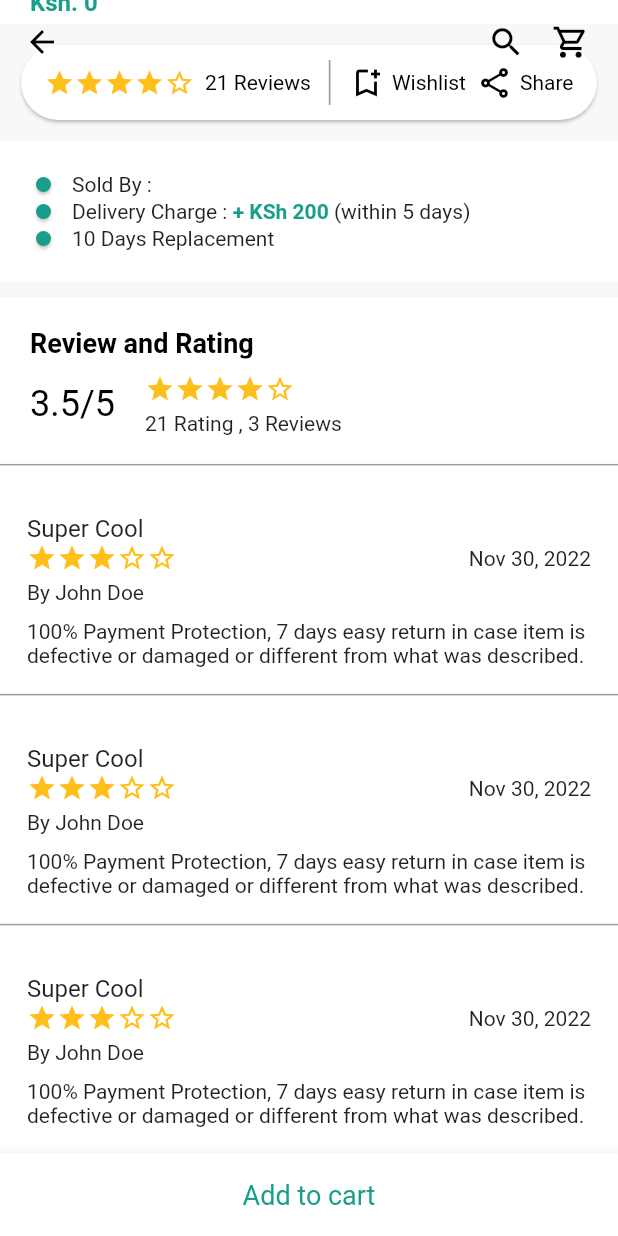
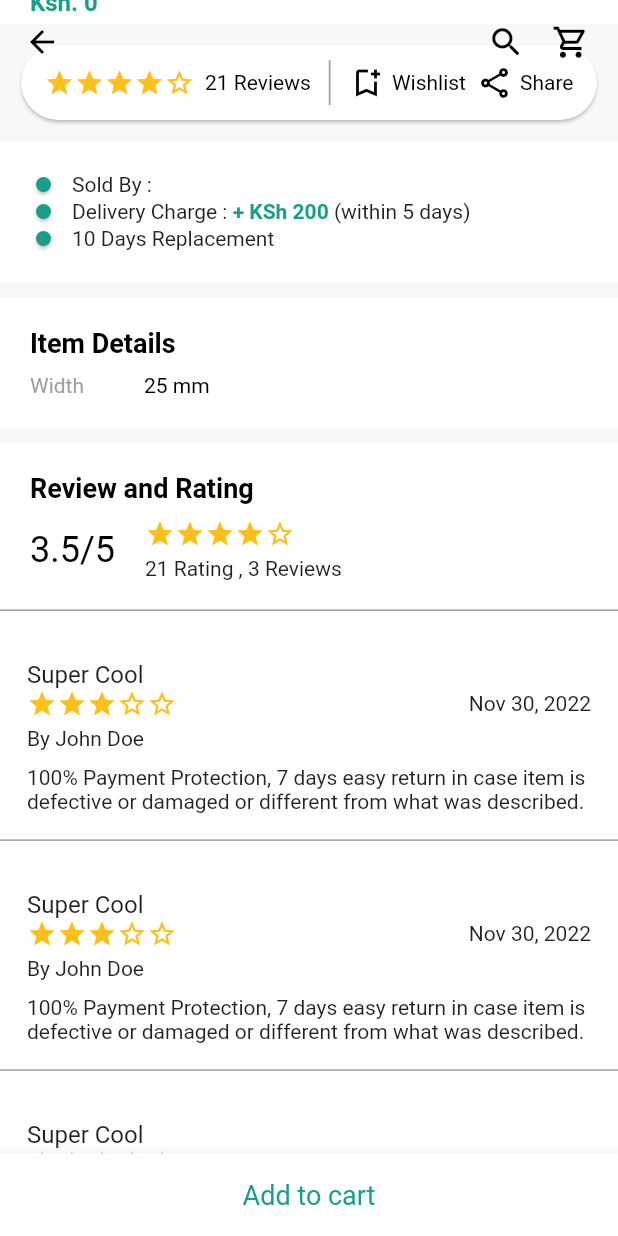
Before and after one commit to iZeroKim/Uado, a Flutter app: the PartDetails screen opened directly with empty values, scrolled down 481 dp, on a phone screen of 412 x 824 dp. Run offline on Flutter 3.47's test engine with Material 2 defaults, Android fonts, the phone set to English and light mode, and no system bars; drawn by our look-alikes of getwidget; our stand-ins replace flutter_dash, flutter_datetime_picker, image_picker.

Commit message:
Show item details on part details page

```diff
--- a/lib/screens/parts/part_details.dart
+++ b/lib/screens/parts/part_details.dart
@@ -300,6 +300,53 @@ class _PartDetailsState extends State<PartDetails> {
                   height: 10.0,
                   width: double.infinity,
                 ),
+
+                Container(
+                  width: double.infinity,
+                  child: Padding(
+                    padding: const EdgeInsets.all(20.0),
+                    child: Column(
+                      crossAxisAlignment: CrossAxisAlignment.start,
+                      children: [
+                        Row(
+                          mainAxisAlignment: MainAxisAlignment.start,
+                          children: [
+                            Text(
+                              "Item Details",
+                              style: TextStyle(
+                                  color: Colors.black,
+                                  fontSize: 18,
+                                  fontWeight: FontWeight.bold),
+                            )
+                          ],
+                        ),
+                        SizedBox(height: 10.0),
+                        Row(
+                          mainAxisAlignment: MainAxisAlignment.start,
+                          children: [
+                            Column(
+                              children: [
+                                Text("Width", style : TextStyle(color: Colors.grey))
+                              ],
+                            ),
+                            SizedBox(width:40.0),
+                            Column(
+                              children: [
+                                Text("25 mm", style : TextStyle(color: Colors.black))
+                              ],
+                            ),
+
+                          ],
+                        ),
+                      ],
+                    ),
+                  ),
+                ),
+                Container(
+                  color: const Color.fromRGBO(246, 248, 250, 1),
+                  height: 10.0,
+                  width: double.infinity,
+                ),
                 const Padding(
                   padding:
                       EdgeInsets.only(left: 20, right: 20, top: 20, bottom: 0),
```
Also changed, not shown: pubspec.lock, 2 other files.
